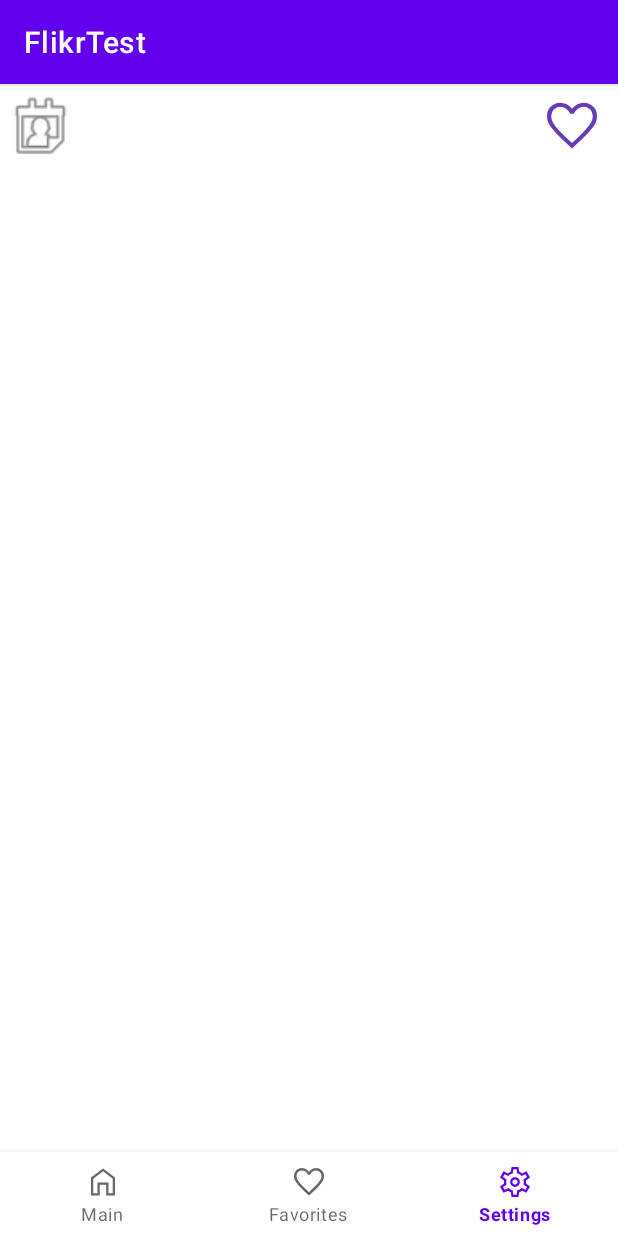
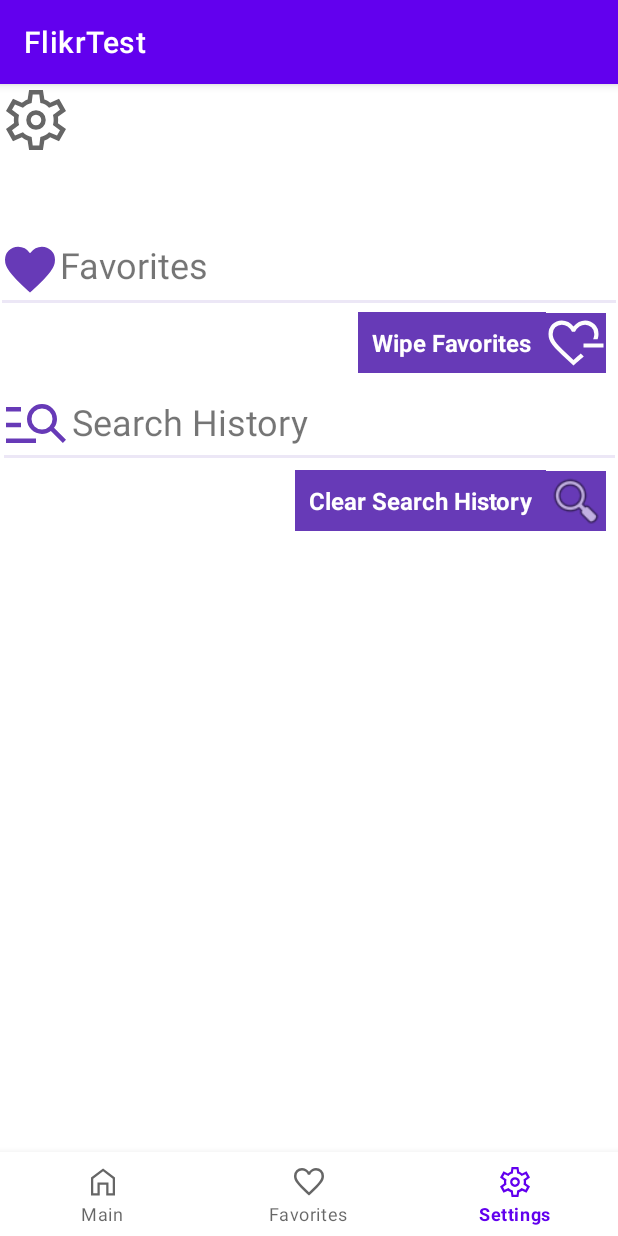
Before and after one commit to matthewrmcevoy/udacity_final_FlickrGallery, an Android app: the screen it shows after launch (MainActivity), item 3 of the bottom bar chosen, on a phone screen of 412 x 824 dp. Run offline under Robolectric (Android 15) with nearby library versions, the phone set to English and light mode, and no system bars; our stand-ins replace Picasso, Room's generated code, data binding, navigation-ui; pictures from the network do not load; Roboto replaces fonts that are not available here.

Commit message:
Commit 6:
Added settings fragment / layout. No functionality yet

```diff
--- /dev/null
+++ b/app/src/main/java/com/mrm/android/flikrtest/ui/settings/SettingsFragment.kt
@@ -0,0 +1,29 @@
+package com.mrm.android.flikrtest.ui.settings
+
+import android.os.Bundle
+import android.view.LayoutInflater
+import android.view.View
+import android.view.ViewGroup
+import androidx.fragment.app.Fragment
+import androidx.lifecycle.ViewModelProvider
+import com.mrm.android.flikrtest.databinding.FragmentSettingsBinding
+
+class SettingsFragment : Fragment(){
+    val viewModel: SettingsViewModel by lazy{
+        ViewModelProvider(this).get(SettingsViewModel::class.java)
+    }
+
+    override fun onCreate(savedInstanceState: Bundle?) {
+        super.onCreate(savedInstanceState)
+    }
+
+    override fun onCreateView(
+        inflater: LayoutInflater,
+        container: ViewGroup?,
+        savedInstanceState: Bundle?
+    ): View? {
+        val binding = FragmentSettingsBinding.inflate(inflater)
+
+        return binding.root
+    }
+}
--- /dev/null
+++ b/app/src/main/java/com/mrm/android/flikrtest/ui/settings/SettingsViewModel.kt
@@ -0,0 +1,6 @@
+package com.mrm.android.flikrtest.ui.settings
+
+import androidx.lifecycle.ViewModel
+
+class SettingsViewModel : ViewModel() {
+}
--- a/app/src/main/res/layout/fragment_main.xml
+++ b/app/src/main/res/layout/fragment_main.xml
@@ -52,8 +52,9 @@
 
         <ImageButton
             android:id="@+id/imageButton"
-            android:layout_width="54dp"
-            android:layout_height="42dp"
+            android:layout_width="40dp"
+            android:layout_height="40dp"
+            android:layout_marginEnd="6dp"
             android:backgroundTint="#00673AB7"
             app:layout_constraintBottom_toBottomOf="@+id/tag_search_txt"
             app:layout_constraintEnd_toEndOf="parent"
--- /dev/null
+++ b/app/src/main/res/layout/fragment_settings.xml
@@ -0,0 +1,127 @@
+<?xml version="1.0" encoding="utf-8"?>
+<layout xmlns:android="http://schemas.android.com/apk/res/android"
+    xmlns:app="http://schemas.android.com/apk/res-auto"
+    xmlns:tools="http://schemas.android.com/tools">
+    <data>
+        <variable
+            name="viewModel"
+            type="com.mrm.android.flikrtest.ui.settings.SettingsViewModel" />
+    </data>
+<androidx.constraintlayout.widget.ConstraintLayout
+    android:layout_width="match_parent"
+    android:layout_height="match_parent">
+
+    <ImageView
+        android:id="@+id/imageView3"
+        android:layout_width="wrap_content"
+        android:layout_height="wrap_content"
+        app:layout_constraintStart_toStartOf="parent"
+        app:layout_constraintTop_toTopOf="parent"
+        app:srcCompat="@drawable/settings" />
+
+    <TextView
+        android:id="@+id/textView2"
+        android:layout_width="wrap_content"
+        android:layout_height="wrap_content"
+        android:layout_marginTop="56dp"
+        android:drawableLeft="@drawable/favorite_fill"
+        android:drawableTint="#673AB7"
+        android:text="Favorites"
+        android:textSize="24sp"
+        app:layout_constraintStart_toStartOf="parent"
+        app:layout_constraintTop_toBottomOf="@+id/imageView3" />
+
+    <View
+        android:id="@+id/divider"
+        android:layout_width="409dp"
+        android:layout_height="2dp"
+        android:background="?android:attr/listDivider"
+        android:backgroundTint="#673AB7"
+        app:layout_constraintEnd_toEndOf="parent"
+        app:layout_constraintStart_toStartOf="parent"
+        app:layout_constraintTop_toBottomOf="@+id/textView2" />
+
+    <View
+        android:id="@+id/divider2"
+        android:layout_width="407dp"
+        android:layout_height="2dp"
+        android:layout_marginTop="6dp"
+        android:background="?android:attr/listDivider"
+        android:backgroundTint="#673AB7"
+        app:layout_constraintEnd_toEndOf="parent"
+        app:layout_constraintStart_toStartOf="parent"
+        app:layout_constraintTop_toBottomOf="@+id/textView4" />
+
+    <TextView
+        android:id="@+id/textView3"
+        android:layout_width="wrap_content"
+        android:layout_height="wrap_content"
+        android:layout_marginTop="8dp"
+        android:background="#673AB7"
+        android:padding="9dp"
+        android:text="Wipe Favorites"
+        android:textColor="#FFFFFF"
+        android:textSize="16sp"
+        android:textStyle="bold"
+        app:layout_constraintEnd_toStartOf="@+id/imageView5"
+        app:layout_constraintTop_toTopOf="@+id/divider" />
+
+    <TextView
+        android:id="@+id/textView5"
+        android:layout_width="wrap_content"
+        android:layout_height="wrap_content"
+        android:layout_marginTop="8dp"
+        android:background="#673AB7"
+        android:padding="9dp"
+        android:text="Clear Search History"
+        android:textColor="#FFFFFF"
+        android:textSize="16sp"
+        android:textStyle="bold"
+        app:layout_constraintEnd_toStartOf="@+id/imageView7"
+        app:layout_constraintTop_toBottomOf="@+id/divider2" />
+
+    <ImageView
+        android:id="@+id/imageView5"
+        android:layout_width="wrap_content"
+        android:layout_height="wrap_content"
+        android:layout_marginEnd="8dp"
+        android:background="#673AB7"
+        app:layout_constraintBottom_toBottomOf="@+id/textView3"
+        app:layout_constraintEnd_toEndOf="parent"
+        app:layout_constraintTop_toTopOf="@+id/textView3"
+        app:srcCompat="@drawable/heart_minus"
+        app:tint="#FDFDFD" />
+
+    <TextView
+        android:id="@+id/textView4"
+        android:layout_width="wrap_content"
+        android:layout_height="wrap_content"
+        android:layout_marginTop="16dp"
+        android:text="Search History"
+        android:textSize="24sp"
+        app:layout_constraintStart_toEndOf="@+id/imageView6"
+        app:layout_constraintTop_toBottomOf="@+id/textView3" />
+
+    <ImageView
+        android:id="@+id/imageView6"
+        android:layout_width="wrap_content"
+        android:layout_height="wrap_content"
+        android:tint="#673AB7"
+        app:layout_constraintBottom_toBottomOf="@+id/textView4"
+        app:layout_constraintStart_toStartOf="parent"
+        app:layout_constraintTop_toTopOf="@+id/textView4"
+        app:srcCompat="@drawable/manage_search" />
+
+    <ImageView
+        android:id="@+id/imageView7"
+        android:layout_width="40dp"
+        android:layout_height="40dp"
+        android:layout_marginEnd="8dp"
+        android:background="#673AB7"
+        app:layout_constraintBottom_toBottomOf="@+id/textView5"
+        app:layout_constraintEnd_toEndOf="parent"
+        app:layout_constraintTop_toTopOf="@+id/textView5"
+        app:srcCompat="@android:drawable/ic_menu_search" />
+
+</androidx.constraintlayout.widget.ConstraintLayout>
+</layout>
--- a/app/src/main/res/menu/bottom_menu.xml
+++ b/app/src/main/res/menu/bottom_menu.xml
@@ -11,7 +11,7 @@
         android:icon="@drawable/favorite2"
         android:title="Favorites" />
     <item
-        android:id="@+id/detailFragment"
+        android:id="@+id/settingsFragment"
         android:icon="@drawable/settings"
         android:title="Settings" />
 </menu>
--- a/app/src/main/res/navigation/nav_graph.xml
+++ b/app/src/main/res/navigation/nav_graph.xml
@@ -10,10 +10,16 @@
         android:label="MainFragment" >
         <action
             android:id="@+id/action_photoDetails"
-            app:destination="@id/detailFragment" />
+            app:destination="@id/detailsFragment" />
+        <action
+            android:id="@+id/action_mainFragment_to_detailsFragment"
+            app:destination="@id/detailsFragment" />
+        <action
+            android:id="@+id/action_mainFragment_to_settingsFragment"
+            app:destination="@id/settingsFragment" />
     </fragment>
     <fragment
-        android:id="@+id/detailFragment"
+        android:id="@+id/detailsFragment"
         android:name="com.mrm.android.flikrtest.ui.detail.DetailFragment"
         android:label="DetailFragment" >
         <argument android:name="selectedPhoto"
@@ -21,6 +27,9 @@
         <action
             android:id="@+id/action_detailFragment_to_mainFragment"
             app:destination="@id/mainFragment" />
+        <action
+            android:id="@+id/action_detailsFragment_to_settingsFragment"
+            app:destination="@id/settingsFragment" />
     </fragment>
     <fragment
         android:id="@+id/favoritesFragment"
@@ -28,6 +37,13 @@
         android:label="FavoritesFragment" >
         <action
             android:id="@+id/action_favoritesFragment_to_detailFragment"
-            app:destination="@id/detailFragment" />
+            app:destination="@id/detailsFragment" />
+        <action
+            android:id="@+id/action_favoritesFragment_to_settingsFragment"
+            app:destination="@id/settingsFragment" />
     </fragment>
+    <fragment
+        android:id="@+id/settingsFragment"
+        android:name="com.mrm.android.flikrtest.ui.settings.SettingsFragment"
+        android:label="SettingsFragment" />
 </navigation>
```
